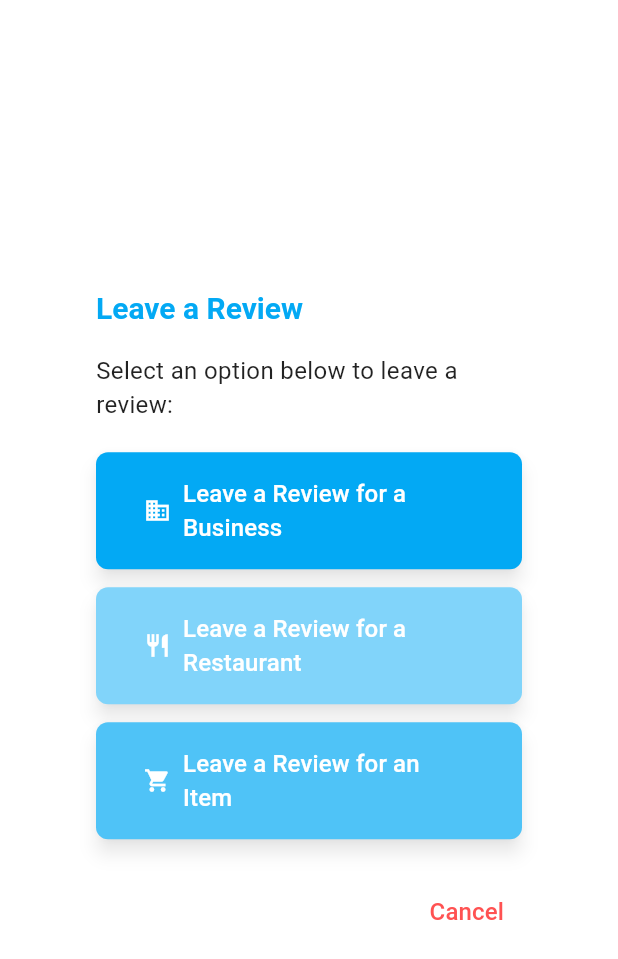
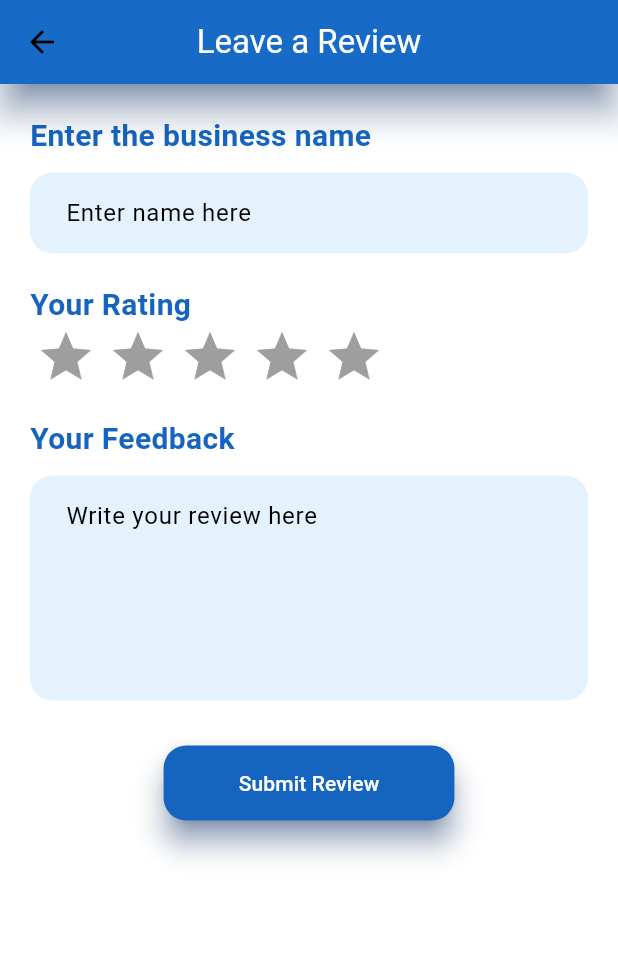
Before and after one commit to Nils-Kelley/cosc341_project, a Flutter app: the ReviewDialog widget shown alone on an empty page, opened directly, after a tap on "Leave a Review for a Business", on a phone screen of 412 x 824 dp. Shown: the top 959 px of the screen. Run offline on Flutter 3.47's test engine with Material 3 defaults, Android fonts, the phone set to English and light mode, and no system bars; drawn by our look-alikes of flutter_rating_bar; our stand-ins replace flutter_svg, google_fonts; network calls fail.

Commit message:
added front end for the review functionality. Its dynamic in the sense of what type of review it sets. Business, Item, Restaraunt

```diff
--- a/app/lib/home_screen.dart
+++ b/app/lib/home_screen.dart
@@ -10,7 +10,6 @@ class HomeScreen extends StatelessWidget {
     bodyText1: TextStyle(fontSize: 16),
     bodyText2: TextStyle(fontSize: 14),
   );
-
 
 
   @override
--- a/app/lib/review_dialog.dart
+++ b/app/lib/review_dialog.dart
@@ -1,11 +1,12 @@
 import 'package:flutter/material.dart';
 import 'package:flutter/rendering.dart';
+import 'reviews.dart'; // Import the reviews.dart file
 
 class ReviewDialog extends StatelessWidget {
   @override
   Widget build(BuildContext context) {
     return AlertDialog(
-      backgroundColor: Colors.white, // Set the background color to white
+      backgroundColor: Colors.white,
       title: Text(
         'Leave a Review',
         style: TextStyle(
@@ -21,15 +22,15 @@ class ReviewDialog extends StatelessWidget {
             'Select an option below to leave a review:',
             style: TextStyle(
               fontSize: 16,
-              color: Colors.black87, // Adjust text color for readability
+              color: Colors.black87,
             ),
           ),
           SizedBox(height: 20),
-          _reviewButton(context, 'Leave a Review for a Business', Icons.business, Colors.lightBlue),
+          _reviewButton(context, 'Leave a Review for a Business', Icons.business, Colors.lightBlue, 'business'), // Updated
           SizedBox(height: 12),
-          _reviewButton(context, 'Leave a Review for a Restaurant', Icons.restaurant, Colors.lightBlue[200]!), // Lighter shade for variation
+          _reviewButton(context, 'Leave a Review for a Restaurant', Icons.restaurant, Colors.lightBlue[200]!, 'restaurant'), // Updated
           SizedBox(height: 12),
-          _reviewButton(context, 'Leave a Review for an Item', Icons.shopping_cart, Colors.lightBlue[300]!), // Even lighter shade
+          _reviewButton(context, 'Leave a Review for an Item', Icons.shopping_cart, Colors.lightBlue[300]!, 'item'), // Updated
         ],
       ),
       actions: [
@@ -37,14 +38,14 @@ class ReviewDialog extends StatelessWidget {
           onPressed: () => Navigator.of(context).pop(),
           child: Text(
             'Cancel',
-            style: TextStyle(fontSize: 16, color: Colors.redAccent), // Keep for emphasis on the cancellation action
+            style: TextStyle(fontSize: 16, color: Colors.redAccent),
           ),
         ),
       ],
     );
   }
 
-  Widget _reviewButton(BuildContext context, String text, IconData icon, Color color) {
+  Widget _reviewButton(BuildContext context, String text, IconData icon, Color color, String reviewType) {
     return ElevatedButton.icon(
       icon: Icon(icon, color: Colors.white),
       label: Text(
@@ -52,7 +53,9 @@ class ReviewDialog extends StatelessWidget {
         style: TextStyle(fontSize: 16, color: Colors.white),
       ),
       onPressed: () {
-        // Implement functionality here
+        Navigator.of(context).push(
+          MaterialPageRoute(builder: (context) => ReviewsPage(reviewType: reviewType)),
+        );
       },
       style: ElevatedButton.styleFrom(
         primary: color,
--- /dev/null
+++ b/app/lib/reviews.dart
@@ -0,0 +1,120 @@
+import 'package:flutter/material.dart';
+import 'package:flutter_rating_bar/flutter_rating_bar.dart';
+
+class ReviewsPage extends StatefulWidget {
+  final String reviewType;
+
+  const ReviewsPage({Key? key, required this.reviewType}) : super(key: key);
+
+  @override
+  _ReviewsPageState createState() => _ReviewsPageState();
+}
+
+class _ReviewsPageState extends State<ReviewsPage> {
+  final TextEditingController _businessNameController = TextEditingController();
+  final TextEditingController _reviewController = TextEditingController();
+  double _rating = 0.0;
+
+  @override
+  void dispose() {
+    _businessNameController.dispose();
+    _reviewController.dispose();
+    super.dispose();
+  }
+
+  void _submitReview() {
+    // Implementation of submission logic
+  }
+
+  InputDecoration _inputDecoration(String hintText) {
+    return InputDecoration(
+      hintText: hintText,
+      filled: true,
+      fillColor: Colors.blue[50],
+      border: OutlineInputBorder(
+        borderRadius: BorderRadius.circular(15),
+        borderSide: BorderSide.none,
+      ),
+      contentPadding: EdgeInsets.symmetric(horizontal: 20, vertical: 15),
+    );
+  }
+
+  @override
+  Widget build(BuildContext context) {
+    return Scaffold(
+      appBar: AppBar(
+        title: Text('Leave a Review', style: TextStyle(color: Colors.white)),
+        backgroundColor: Colors.blue[800],
+        elevation: 10,
+        shadowColor: Colors.blue[900],
+      ),
+      body: SingleChildScrollView(
+        padding: const EdgeInsets.all(20.0),
+        child: Column(
+          crossAxisAlignment: CrossAxisAlignment.start,
+          children: <Widget>[
+            Text(
+              'Enter the ${widget.reviewType} name',
+              style: TextStyle(fontSize: 20, fontWeight: FontWeight.bold, color: Colors.blue[800]),
+            ),
+            SizedBox(height: 10),
+            TextField(
+              controller: _businessNameController,
+              decoration: _inputDecoration('Enter name here'),
+            ),
+            SizedBox(height: 20),
+            Text(
+              'Your Rating',
+              style: TextStyle(fontSize: 20, fontWeight: FontWeight.bold, color: Colors.blue[800]),
+            ),
+            RatingBar.builder(
+              initialRating: _rating,
+              minRating: 0.5,
+              direction: Axis.horizontal,
+              allowHalfRating: true,
+              itemCount: 5,
+              itemPadding: EdgeInsets.symmetric(horizontal: 4.0),
+              itemBuilder: (context, _) => Icon(
+                Icons.star,
+                color: Colors.amber,
+              ),
+              onRatingUpdate: (rating) {
+                setState(() {
+                  _rating = rating;
+                });
+              },
+            ),
+            SizedBox(height: 20),
+            Text(
+              'Your Feedback',
+              style: TextStyle(fontSize: 20, fontWeight: FontWeight.bold, color: Colors.blue[800]),
+            ),
+            SizedBox(height: 10),
+            TextField(
+              controller: _reviewController,
+              maxLines: 5,
+              decoration: _inputDecoration('Write your review here'),
+            ),
+            SizedBox(height: 30),
+            Center(
+              child: ElevatedButton(
+                onPressed: _submitReview,
+                child: Text('Submit Review'),
+                style: ElevatedButton.styleFrom(
+                  primary: Colors.blue[800],
+                  onPrimary: Colors.white,
+                  shadowColor: Colors.blue[900],
+                  elevation: 8,
+                  padding: EdgeInsets.symmetric(horizontal: 50, vertical: 15),
+                  shape: RoundedRectangleBorder(
+                    borderRadius: BorderRadius.circular(15),
+                  ),
+                ),
+              ),
+            ),
+          ],
+        ),
+      ),
+    );
+  }
+}
--- a/app/lib/signup.dart
+++ b/app/lib/signup.dart
@@ -1,5 +1,4 @@
 import 'package:flutter/material.dart';
-import 'package:http/http.dart' as http;
 import 'dart:convert';
 import 'dart:io';
 import 'package:flutter/services.dart';
--- a/app/pubspec.yaml
+++ b/app/pubspec.yaml
@@ -41,6 +41,7 @@ dependencies:
 dev_dependencies:
   flutter_svg: ^2.0.9
   google_fonts: ^6.1.0
+  flutter_rating_bar: ^4.0.1
   flutter_test:
     sdk: flutter
 
```
Also changed, not shown: app/pubspec.lock.
